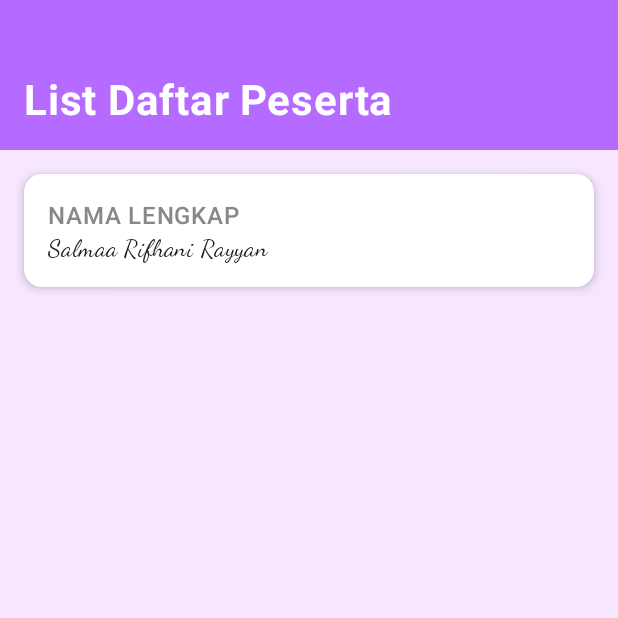
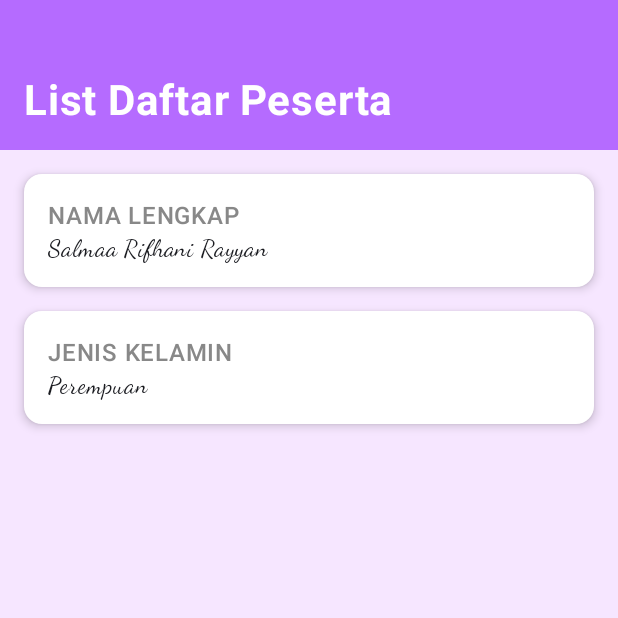
Before and after one commit to salmaarayyan/QuestNavigasTugas_082, an Android app built with Jetpack Compose: the composable DaftarData shown on its own in the app's theme, on a phone screen of 412 x 824 dp, the top half of it. Run offline under Robolectric (Android 15) with nearby library versions, the phone set to English and light mode, and no system bars.

Commit message:
Menambahkan Card untuk menampilkan jenis kelamin

```diff
--- a/app/src/main/java/com/example/questnavigastugas_082/view/TampilData.kt
+++ b/app/src/main/java/com/example/questnavigastugas_082/view/TampilData.kt
@@ -71,6 +71,17 @@ fun DaftarData(
                     Text(nama, style = MaterialTheme.typography.bodyLarge, fontFamily = FontFamily.Cursive)
                 }
             }
+            // -- Jenis Kelamin
+            Card(
+                modifier = Modifier.fillMaxWidth(),
+                elevation = CardDefaults.cardElevation(defaultElevation = 4.dp),
+                colors = CardDefaults.cardColors(containerColor = Color.White)
+            ) {
+                Column(modifier = Modifier.padding(16.dp)) {
+                    Text("JENIS KELAMIN", fontWeight = FontWeight.SemiBold, color = Color.Gray)
+                    Text(jenisKelamin, style = MaterialTheme.typography.bodyLarge, fontFamily = FontFamily.Cursive)
+                }
+            }
         }
     }
 }
```
